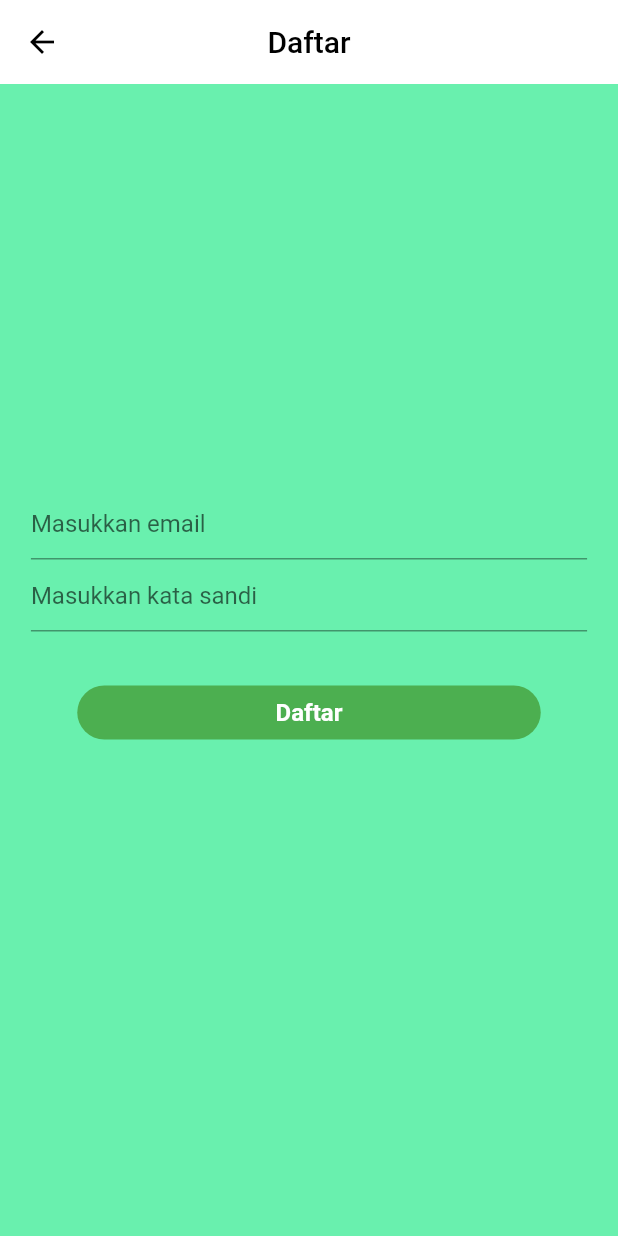
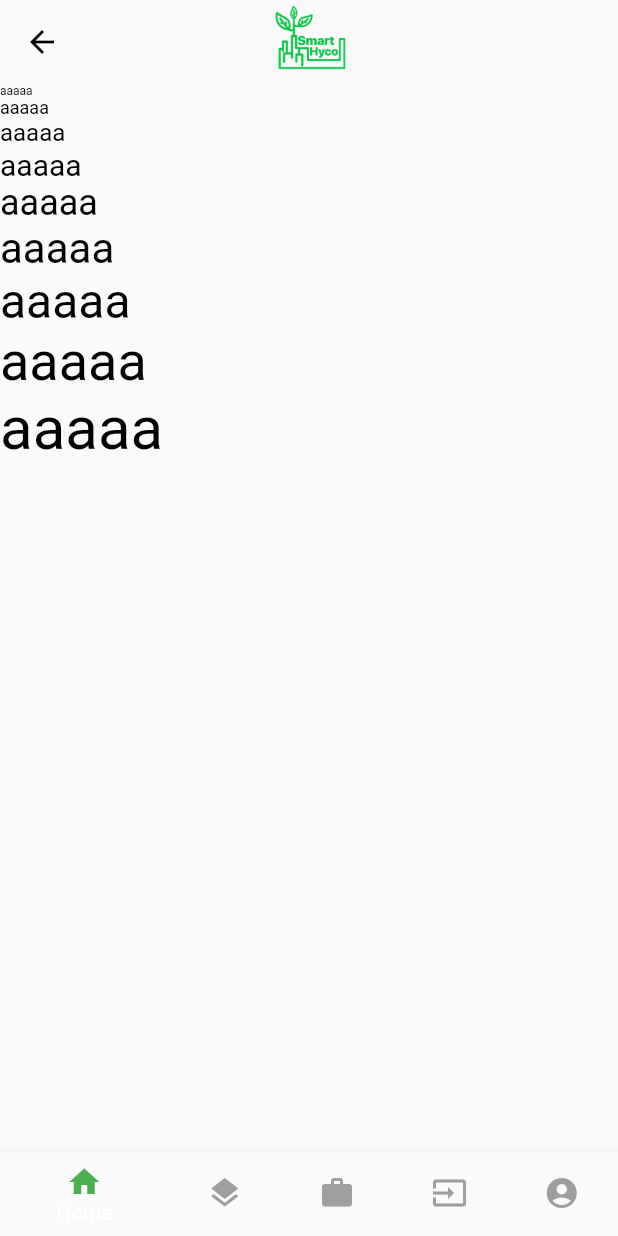
Before and after one commit to AngDrew/smart_hyco, a Flutter app: the RegisterScreen screen opened by its route, scrolled down 56 dp, after a tap on "Daftar", on a phone screen of 412 x 824 dp. Run offline on Flutter 3.47's test engine with Material 2 defaults, Android fonts, the light colour scheme and no system bars.

Commit message:
progress #3
bottom nav bar with the views (still empty screen)
created view model for views
added more style at text style sheet
fixing custom app bar issue
added more style at widget style sheet
fixing login and register screen, added dispose for all of the text editing controllers
added main screen for the main screen of all views
added route to router

````diff
--- /dev/null
+++ b/lib/src/providers/destination_view_model.dart
@@ -0,0 +1,22 @@
+import 'package:flutter/foundation.dart';
+import 'package:flutter/material.dart';
+import 'package:smarthyco/src/screens/sub_screens/destination.dart';
+
+class DestinationViewModel extends ChangeNotifier {
+  int _index = 0;
+  List<Destination> destinations = <Destination>[
+    Destination(title: 'Home', icon: Icons.home, color: Colors.green),
+    Destination(title: 'Commodity', icon: Icons.layers, color: Colors.green),
+    Destination(title: 'Miteq', icon: Icons.work, color: Colors.green),
+    Destination(title: 'Supply', icon: Icons.input, color: Colors.green),
+    Destination(
+        title: 'Account', icon: Icons.account_circle, color: Colors.green),
+  ];
+
+  int get index => _index;
+
+  void moveToScreen(int to) {
+    _index = to;
+    notifyListeners();
+  }
+}
--- a/lib/src/resources/router.dart
+++ b/lib/src/resources/router.dart
@@ -1,5 +1,6 @@
 import 'package:flutter/material.dart';
 import 'package:smarthyco/src/screens/login_scr.dart';
+import 'package:smarthyco/src/screens/main_scr.dart';
 import 'package:smarthyco/src/screens/register_scr.dart';
 import 'package:smarthyco/src/screens/splash_scr.dart';
 
@@ -12,6 +13,8 @@ class Router {
         return MaterialPageRoute<dynamic>(builder: (_) => LoginScreen());
       case '/register':
         return MaterialPageRoute<dynamic>(builder: (_) => RegisterScreen());
+      case '/main':
+        return MaterialPageRoute<dynamic>(builder: (_) => MainScreen());
       default:
         return MaterialPageRoute<dynamic>(
           builder: (_) => Scaffold(
--- a/lib/src/screens/login_scr.dart
+++ b/lib/src/screens/login_scr.dart
@@ -8,8 +8,8 @@ class LoginScreen extends StatefulWidget {
 }
 
 class _LoginScreenState extends State<LoginScreen> {
-  TextEditingController emailController = TextEditingController();
-  TextEditingController passwordController = TextEditingController();
+  TextEditingController _emailController = TextEditingController();
+  TextEditingController _passwordController = TextEditingController();
 
   @override
   Widget build(BuildContext context) {
@@ -58,7 +58,7 @@ class _LoginScreenState extends State<LoginScreen> {
     return Container(
       width: size.width * 0.9,
       child: TextFormField(
-        controller: emailController,
+        controller: _emailController,
         decoration: const InputDecoration(
           hintText: 'Masukkan email',
         ),
@@ -70,7 +70,7 @@ class _LoginScreenState extends State<LoginScreen> {
     return Container(
       width: size.width * 0.9,
       child: TextFormField(
-        controller: passwordController,
+        controller: _passwordController,
         decoration: const InputDecoration(
           hintText: 'Masukkan kata sandi',
         ),
@@ -83,7 +83,7 @@ class _LoginScreenState extends State<LoginScreen> {
       width: size.width * 0.75,
       child: FlatButton(
         onPressed: () {
-          //
+          Navigator.pushReplacementNamed(context, '/main');
         },
         child: const Text(
           'Masuk',
@@ -113,4 +113,11 @@ class _LoginScreenState extends State<LoginScreen> {
       ),
     );
   }
+
+  @override
+  void dispose() {
+    _emailController.dispose();
+    _passwordController.dispose();
+    super.dispose();
+  }
 }
--- /dev/null
+++ b/lib/src/screens/main_scr.dart
@@ -0,0 +1,108 @@
+import 'package:flutter/material.dart';
+import 'package:provider/provider.dart';
+import 'package:smarthyco/src/providers/destination_view_model.dart';
+import 'package:smarthyco/src/screens/sub_screens/commodity_view.dart';
+import 'package:smarthyco/src/screens/sub_screens/home_view.dart';
+import 'package:smarthyco/src/styles/text_style_sheet.dart';
+import 'package:smarthyco/src/styles/widget_style_sheet.dart';
+import 'package:smarthyco/src/widgets/custom_app_bar.dart';
+
+import 'sub_screens/account_view.dart';
+import 'sub_screens/destination.dart';
+import 'sub_screens/miteq_view.dart';
+import 'sub_screens/supply_view.dart';
+
+class MainScreen extends StatefulWidget {
+  @override
+  MainScreenState createState() => MainScreenState();
+}
+
+class MainScreenState extends State<MainScreen> {
+  @override
+  void initState() {
+    super.initState();
+  }
+
+  @override
+  Widget build(BuildContext context) {
+    return ChangeNotifierProvider<DestinationViewModel>(
+      create: (BuildContext context) => DestinationViewModel(),
+      child: Scaffold(
+        appBar: CustomAppBar(
+          backgroundColor: Colors.transparent,
+          isCenter: true,
+          widgetTitle: WSS.appBarLogo,
+        ),
+        body: viewConsumer(),
+        bottomNavigationBar: bottomNavBarConsumer(),
+      ),
+    );
+  }
+
+  Consumer<DestinationViewModel> bottomNavBarConsumer() {
+    return Consumer<DestinationViewModel>(
+      builder:
+          (BuildContext context, DestinationViewModel destinationViewModel, _) {
+        return BottomNavigationBar(
+          currentIndex: destinationViewModel.index,
+          items:
+              destinationViewModel.destinations.map((Destination destination) {
+            return BottomNavigationBarItem(
+              icon: Icon(
+                destination.icon,
+                color: Colors.grey,
+              ),
+              activeIcon: Icon(
+                destination.icon,
+                color: destination.color,
+              ),
+              title: Text(
+                destination.title,
+                style: TSS.smPrime,
+              ),
+            );
+          }).toList(),
+          onTap: (int i) => destinationViewModel.moveToScreen(i),
+        );
+      },
+    );
+  }
+
+  Consumer<DestinationViewModel> viewConsumer() {
+    return Consumer<DestinationViewModel>(
+      builder:
+          (BuildContext context, DestinationViewModel destinationViewModel, _) {
+        return IndexedStack(
+          index: destinationViewModel.index,
+          children: destinationViewModel.destinations
+              .map<Widget>((Destination destination) {
+            switch (destinationViewModel.index) {
+              case 0:
+                return HomeView(
+                  destination: destination,
+                );
+              case 1:
+                return CommodityView(
+                  destination: destination,
+                );
+              case 2:
+                return MiteqView(
+                  destination: destination,
+                );
+              case 3:
+                return SupplyView(
+                  destination: destination,
+                );
+              case 4:
+                return AccountView(
+                  destination: destination,
+                );
+              default:
+                return const Text('Screen index not found!');
+            }
+          }).toList(),
+        );
+      },
+    );
+  }
+}
--- a/lib/src/screens/register_scr.dart
+++ b/lib/src/screens/register_scr.dart
@@ -10,8 +10,10 @@ class RegisterScreen extends StatefulWidget {
 }
 
 class RegisterScreenState extends State<RegisterScreen> {
-  TextEditingController emailController = TextEditingController();
-  TextEditingController passwordController = TextEditingController();
+  final TextEditingController _emailController = TextEditingController();
+  final TextEditingController _passwordController = TextEditingController();
+  final TextEditingController _nameController = TextEditingController();
+  final TextEditingController _phoneController = TextEditingController();
 
   @override
   Widget build(BuildContext context) {
@@ -42,11 +44,25 @@ class RegisterScreenState extends State<RegisterScreen> {
     return Form(
       child: Column(
         children: <Widget>[
+          nameForm(size),
           emailForm(size),
           passwordForm(size),
+          phoneForm(size),
           Spacing.vertical30,
           registerButton(size),
         ],
+      ),
+    );
+  }
+
+  Container nameForm(Size size) {
+    return Container(
+      width: size.width * 0.9,
+      child: TextFormField(
+        controller: _nameController,
+        decoration: const InputDecoration(
+          hintText: 'Masukkan email',
+        ),
       ),
     );
   }
@@ -55,7 +71,8 @@ class RegisterScreenState extends State<RegisterScreen> {
     return Container(
       width: size.width * 0.9,
       child: TextFormField(
-        controller: emailController,
+        controller: _emailController,
+        keyboardType: TextInputType.emailAddress,
         decoration: const InputDecoration(
           hintText: 'Masukkan email',
         ),
@@ -67,9 +84,23 @@ class RegisterScreenState extends State<RegisterScreen> {
     return Container(
       width: size.width * 0.9,
       child: TextFormField(
-        controller: passwordController,
+        controller: _passwordController,
+        obscureText: true,
         decoration: const InputDecoration(
           hintText: 'Masukkan kata sandi',
+        ),
+      ),
+    );
+  }
+
+  Container phoneForm(Size size) {
+    return Container(
+      width: size.width * 0.9,
+      child: TextFormField(
+        controller: _phoneController,
+        keyboardType: TextInputType.number,
+        decoration: const InputDecoration(
+          hintText: 'Masukkan email',
         ),
       ),
     );
@@ -80,7 +111,7 @@ class RegisterScreenState extends State<RegisterScreen> {
       width: size.width * 0.75,
       child: FlatButton(
         onPressed: () {
-          //
+          Navigator.pushReplacementNamed(context, '/main');
         },
         child: const Text(
           'Daftar',
@@ -92,4 +123,11 @@ class RegisterScreenState extends State<RegisterScreen> {
       ),
     );
   }
+
+  @override
+  void dispose() {
+    _emailController.dispose();
+    _passwordController.dispose();
+    super.dispose();
+  }
 }
--- /dev/null
+++ b/lib/src/screens/sub_screens/account_view.dart
@@ -0,0 +1,21 @@
+import 'package:flutter/material.dart';
+
+import 'destination.dart';
+
+class AccountView extends StatefulWidget {
+  const AccountView({Key key, this.destination}) : super(key: key);
+
+  final Destination destination;
+
+  @override
+  _AccountViewState createState() => _AccountViewState();
+}
+
+class _AccountViewState extends State<AccountView> {
+  @override
+  Widget build(BuildContext context) {
+    return Container(
+      child: Text('acc'),
+    );
+  }
+}
--- /dev/null
+++ b/lib/src/screens/sub_screens/commodity_view.dart
@@ -0,0 +1,21 @@
+import 'package:flutter/material.dart';
+
+import 'destination.dart';
+
+class CommodityView extends StatefulWidget {
+  const CommodityView({Key key, this.destination}) : super(key: key);
+
+  final Destination destination;
+
+  @override
+  _CommodityViewState createState() => _CommodityViewState();
+}
+
+class _CommodityViewState extends State<CommodityView> {
+  @override
+  Widget build(BuildContext context) {
+    return Container(
+      child: Text('komoditas'),
+    );
+  }
+}
--- /dev/null
+++ b/lib/src/screens/sub_screens/destination.dart
@@ -0,0 +1,12 @@
+import 'package:flutter/material.dart';
+
+class Destination {
+  Destination({
+    this.title,
+    this.icon,
+    this.color,
+  });
+  final String title;
+  final IconData icon;
+  final MaterialColor color;
+}
--- /dev/null
+++ b/lib/src/screens/sub_screens/home_view.dart
@@ -0,0 +1,63 @@
+import 'package:flutter/material.dart';
+import 'package:smarthyco/src/styles/text_style_sheet.dart';
+
+import 'destination.dart';
+
+class HomeView extends StatefulWidget {
+  const HomeView({Key key, this.destination}) : super(key: key);
+
+  final Destination destination;
+
+  @override
+  _HomeViewState createState() => _HomeViewState();
+}
+
+class _HomeViewState extends State<HomeView> {
+  @override
+  Widget build(BuildContext context) {
+    return Container(
+      child: Column(
+        mainAxisAlignment: MainAxisAlignment.start,
+        crossAxisAlignment: CrossAxisAlignment.start,
+        children: <Widget>[
+          Text(
+            'aaaaa',
+            style: TSS.xsBlack,
+          ),
+          Text(
+            'aaaaa',
+            style: TSS.smBlack,
+          ),
+          Text(
+            'aaaaa',
+            style: TSS.mdBlack,
+          ),
+          Text(
+            'aaaaa',
+            style: TSS.bgBlack,
+          ),
+          Text(
+            'aaaaa',
+            style: TSS.lgBlack,
+          ),
+          Text(
+            'aaaaa',
+            style: TSS.xlBlack,
+          ),
+          Text(
+            'aaaaa',
+            style: TSS.x2lBlack,
+          ),
+          Text(
+            'aaaaa',
+            style: TSS.x3lBlack,
+          ),
+          Text(
+            'aaaaa',
+            style: TSS.x4lBlack,
+          ),
+        ],
+      ),
+    );
+  }
+}
--- /dev/null
+++ b/lib/src/screens/sub_screens/miteq_view.dart
@@ -0,0 +1,21 @@
+import 'package:flutter/material.dart';
+
+import 'destination.dart';
+
+class MiteqView extends StatefulWidget {
+  const MiteqView({Key key, this.destination}) : super(key: key);
+
+  final Destination destination;
+
+  @override
+  _MiteqViewState createState() => _MiteqViewState();
+}
+
+class _MiteqViewState extends State<MiteqView> {
+  @override
+  Widget build(BuildContext context) {
+    return Container(
+      child: Text('miteq'),
+    );
+  }
+}
--- /dev/null
+++ b/lib/src/screens/sub_screens/supply_view.dart
@@ -0,0 +1,21 @@
+import 'package:flutter/material.dart';
+
+import 'destination.dart';
+
+class SupplyView extends StatefulWidget {
+  const SupplyView({Key key, this.destination}) : super(key: key);
+
+  final Destination destination;
+
+  @override
+  _SupplyViewState createState() => _SupplyViewState();
+}
+
+class _SupplyViewState extends State<SupplyView> {
+  @override
+  Widget build(BuildContext context) {
+    return Container(
+      child: Text('supply'),
+    );
+  }
+}
--- a/lib/src/styles/text_style_sheet.dart
+++ b/lib/src/styles/text_style_sheet.dart
@@ -1,4 +1,5 @@
 import 'package:flutter/material.dart';
+import 'package:smarthyco/src/resources/color_palette.dart';
 
 /// Text Style Sheet
 ///
@@ -7,9 +8,11 @@ import 'package:flutter/material.dart';
 ///
 /// usage format: [size][Color][Bold]
 ///
-/// available size: [sm] [md] [bg] [lg]
+/// available size: [xs] [sm] [md] [bg] [lg] [xl] [x2l] [x3l] [x4l]
 ///
 /// available color: [White] [Black] [Prime]
+///
+/// note: the `PrimaryColor` is controlled from `color_palette.dart`
 ///
 /// add [Bold] to use bolded version
 ///
@@ -29,10 +32,14 @@ import 'package:flutter/material.dart';
 ///   style: TSS.lgBlackBold,
 /// )
 /// ```
+
 class TSS {
-  static const Color primeColor = Colors.green;
+  static const Color primeColor = CP.primaryColor;
 
   //default colored text
+  static const TextStyle xs = TextStyle(
+    fontSize: 8,
+  );
   static const TextStyle sm = TextStyle(
     fontSize: 12,
   );
@@ -45,8 +52,24 @@ class TSS {
   static const TextStyle lg = TextStyle(
     fontSize: 24,
   );
+  static const TextStyle xl = TextStyle(
+    fontSize: 28,
+  );
+  static const TextStyle x2l = TextStyle(
+    fontSize: 32,
+  );
+  static const TextStyle x3l = TextStyle(
+    fontSize: 36,
+  );
+  static const TextStyle x4l = TextStyle(
+    fontSize: 40,
+  );
 
   //prime colored text
+  static const TextStyle xsPrime = TextStyle(
+    fontSize: 8,
+    color: primeColor,
+  );
   static const TextStyle smPrime = TextStyle(
     fontSize: 12,
     color: primeColor,
@@ -63,8 +86,28 @@ class TSS {
     fontSize: 24,
     color: primeColor,
   );
+  static const TextStyle xlPrime = TextStyle(
+    fontSize: 28,
+    color: primeColor,
+  );
+  static const TextStyle x2lPrime = TextStyle(
+    fontSize: 32,
+    color: primeColor,
+  );
+  static const TextStyle x3lPrime = TextStyle(
+    fontSize: 36,
+    color: primeColor,
+  );
+  static const TextStyle x4lPrime = TextStyle(
+    fontSize: 40,
+    color: primeColor,
+  );
 
   //white colored text
+  static const TextStyle xsWhite = TextStyle(
+    fontSize: 8,
+    color: Colors.white,
+  );
   static const TextStyle smWhite = TextStyle(
     fontSize: 12,
     color: Colors.white,
@@ -81,8 +124,28 @@ class TSS {
     fontSize: 24,
     color: Colors.white,
   );
+  static const TextStyle xlWhite = TextStyle(
+    fontSize: 28,
+    color: Colors.white,
+  );
+  static const TextStyle x2lWhite = TextStyle(
+    fontSize: 32,
+    color: Colors.white,
+  );
+  static const TextStyle x3lWhite = TextStyle(
+    fontSize: 36,
+    color: Colors.white,
+  );
+  static const TextStyle x4lWhite = TextStyle(
+    fontSize: 40,
+    color: Colors.white,
+  );
 
   //black colored text
+  static const TextStyle xsBlack = TextStyle(
+    fontSize: 8,
+    color: Colors.black,
+  );
   static const TextStyle smBlack = TextStyle(
     fontSize: 12,
     color: Colors.black,
@@ -99,8 +162,29 @@ class TSS {
     fontSize: 24,
     color: Colors.black,
   );
+  static const TextStyle xlBlack = TextStyle(
+    fontSize: 28,
+    color: Colors.black,
+  );
+  static const TextStyle x2lBlack = TextStyle(
+    fontSize: 32,
+    color: Colors.black,
+  );
+  static const TextStyle x3lBlack = TextStyle(
+    fontSize: 36,
+    color: Colors.black,
+  );
+  static const TextStyle x4lBlack = TextStyle(
+    fontSize: 40,
+    color: Colors.black,
+  );
 
   //prime colored bold text
+  static const TextStyle xsPrimeBold = TextStyle(
+    fontSize: 8,
+    color: primeColor,
+    fontWeight: FontWeight.w600,
+  );
   static const TextStyle smPrimeBold = TextStyle(
     fontSize: 12,
     color: primeColor,
@@ -121,8 +205,33 @@ class TSS {
     color: primeColor,
     fontWeight: FontWeight.w600,
   );
+  static const TextStyle xlPrimeBold = TextStyle(
+    fontSize: 28,
+    color: primeColor,
+    fontWeight: FontWeight.w600,
+  );
+  static const TextStyle x2lPrimeBold = TextStyle(
+    fontSize: 32,
+    color: primeColor,
+    fontWeight: FontWeight.w600,
+  );
+  static const TextStyle x3lPrimeBold = TextStyle(
+    fontSize: 36,
+    color: primeColor,
+    fontWeight: FontWeight.w600,
+  );
+  static const TextStyle x4lPrimeBold = TextStyle(
+    fontSize: 40,
+    color: primeColor,
+    fontWeight: FontWeight.w600,
+  );
 
   //white colored bold text
+  static const TextStyle xsWhiteBold = TextStyle(
+    fontSize: 8,
+    color: Colors.white,
+    fontWeight: FontWeight.w600,
+  );
   static const TextStyle smWhiteBold = TextStyle(
     fontSize: 12,
     color: Colors.white,
@@ -143,8 +252,33 @@ class TSS {
     color: Colors.white,
     fontWeight: FontWeight.w600,
   );
+  static const TextStyle xlWhiteBold = TextStyle(
+    fontSize: 28,
+    color: Colors.white,
+    fontWeight: FontWeight.w600,
+  );
+  static const TextStyle x2lWhiteBold = TextStyle(
+    fontSize: 32,
+    color: Colors.white,
+    fontWeight: FontWeight.w600,
+  );
+  static const TextStyle x3lWhiteBold = TextStyle(
+    fontSize: 36,
+    color: Colors.white,
+    fontWeight: FontWeight.w600,
+  );
+  static const TextStyle x4lWhiteBold = TextStyle(
+    fontSize: 40,
+    color: Colors.white,
+    fontWeight: FontWeight.w600,
+  );
 
   //black colored bold text
+  static const TextStyle xsBlackBold = TextStyle(
+    fontSize: 8,
+    color: Colors.black,
+    fontWeight: FontWeight.w600,
+  );
   static const TextStyle smBlackBold = TextStyle(
     fontSize: 12,
     color: Colors.black,
@@ -165,4 +299,24 @@ class TSS {
     color: Colors.black,
     fontWeight: FontWeight.w600,
   );
+  static const TextStyle xlBlackBold = TextStyle(
+    fontSize: 28,
+    color: Colors.black,
+    fontWeight: FontWeight.w600,
+  );
+  static const TextStyle x2lBlackBold = TextStyle(
+    fontSize: 32,
+    color: Colors.black,
+    fontWeight: FontWeight.w600,
+  );
+  static const TextStyle x3lBlackBold = TextStyle(
+    fontSize: 36,
+    color: Colors.black,
+    fontWeight: FontWeight.w600,
+  );
+  static const TextStyle x4lBlackBold = TextStyle(
+    fontSize: 40,
+    color: Colors.black,
+    fontWeight: FontWeight.w600,
+  );
 }
--- a/lib/src/styles/widget_style_sheet.dart
+++ b/lib/src/styles/widget_style_sheet.dart
@@ -14,4 +14,10 @@ class WSS {
   );
 
   static const BorderSide noBorder = BorderSide.none;
+
+  //appbar stuffs
+  static const Image appBarLogo = Image(
+    image: AssetImage('assets/logo/logo.png'),
+    height: 50,
+  );
 }
--- a/lib/src/widgets/custom_app_bar.dart
+++ b/lib/src/widgets/custom_app_bar.dart
@@ -24,13 +24,15 @@ class CustomAppBar extends StatelessWidget with PreferredSizeWidget {
   Widget build(BuildContext context) {
     return AppBar(
       backgroundColor: backgroundColor,
-      leading: IconButton(
-        onPressed: () => Navigator.pop(context),
-        icon: Icon(
-          Icons.arrow_back,
-          color: itemColor,
-        ),
-      ),
+      leading: Navigator.canPop(context)
+          ? IconButton(
+              onPressed: () => Navigator.pop(context),
+              icon: Icon(
+                Icons.arrow_back,
+                color: itemColor,
+              ),
+            )
+          : null,
       centerTitle: isCenter,
       title: (widgetTitle != null)
           ? widgetTitle
````
Also changed, not shown: 2 other files.
